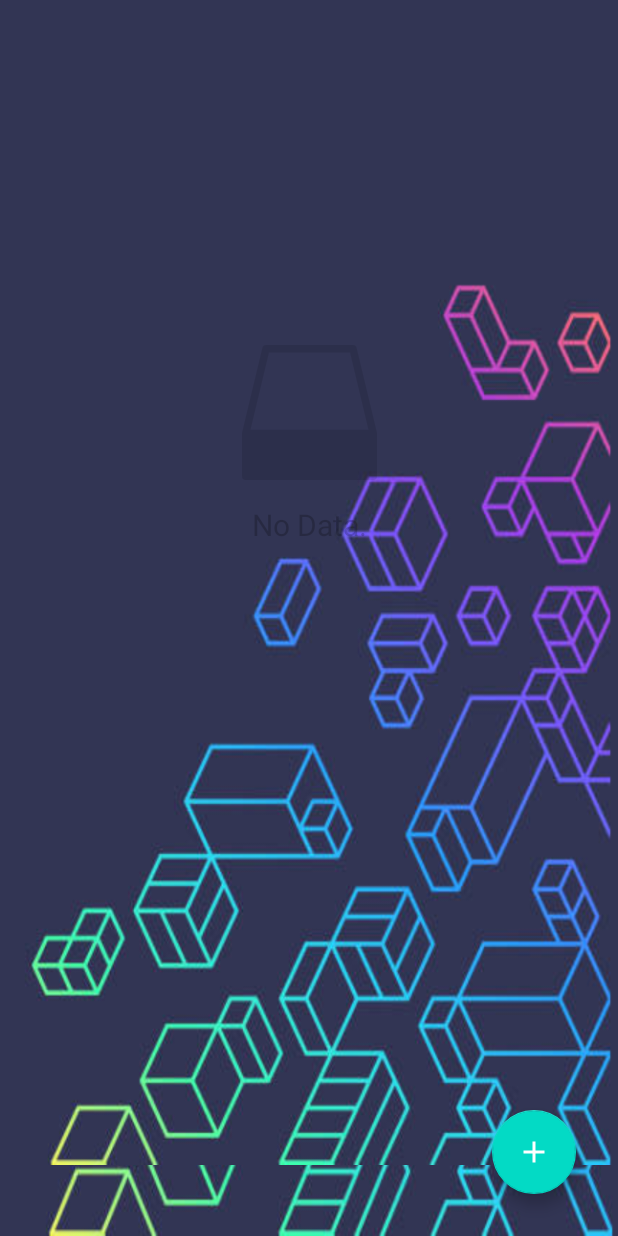
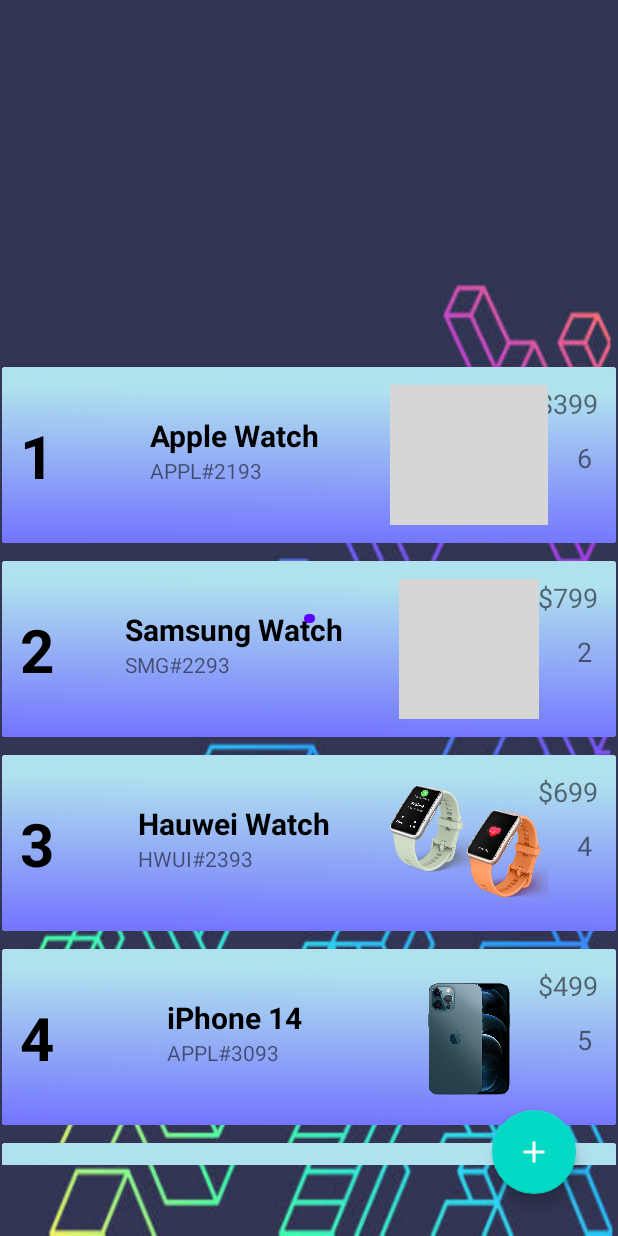
Before and after one commit to d2rgaming-9000/OnlineProductsApp-categories, an Android app: the ItemView screen opened directly, with no data from a screen before it, on a phone screen of 412 x 824 dp. Run offline under Robolectric (Android 15) with nearby library versions, the phone set to English and light mode, and no system bars; our stand-ins replace Picasso; grey boxes are pictures that could not be loaded.

Commit message:
updated 3.5
Update 3.5 with pictures added to the items,
various other fixes,

```diff
--- a/app/src/main/java/com/rajendra/onlineproductsapp/DBHelper.java
+++ b/app/src/main/java/com/rajendra/onlineproductsapp/DBHelper.java
@@ -73,13 +73,13 @@ public class DBHelper extends SQLiteOpenHelper{
         DB.execSQL(query);
 
         //Insert default DATA to items and products
-        DB.execSQL("INSERT INTO " + TABLE_NAME1 + "(product_id, product_type, product_specifier, product_range, prod_qty) VALUES (5, 'JPN-LMTD Watch', 'JPN#2593', '$299', 1, R.Drawable.prod)");
-        DB.execSQL("INSERT INTO " + TABLE_NAME1 + "(product_id, product_type, product_specifier, product_range, prod_qty, prod_img) VALUES (2, 'Samsung Watch', 'SMG#2293', '$799', 2,R.Drawbale.prod1)");
-        DB.execSQL("INSERT INTO " + TABLE_NAME1 + "(product_id, product_type, product_specifier, product_range, prod_qty) VALUES (3, 'Hauwei Watch', 'HWUI#2393', '$699', 4, R.Drawable.prod2)");
-        DB.execSQL("INSERT INTO " + TABLE_NAME1 + "(product_id, product_type, product_specifier, product_range, prod_qty) VALUES (4, 'iPhone 14', 'APPL#3093', '$499', 5, R.Drawable.prod3)");
-        DB.execSQL("INSERT INTO " + TABLE_NAME1 + "(product_id, product_type, product_specifier, product_range, prod_qty, prod_img) VALUES (1, 'Apple Watch', 'APPL#2193', '$399', 6, R.Drawable.prod4)");
-        DB.execSQL("INSERT INTO " + TABLE_NAME1 + "(product_id, product_type, product_specifier, product_range, prod_qty) VALUES (6, 'Hauwei Pro', 'HWUI#2690', '$699', 4, R.Drawable.prod5)");
-        DB.execSQL("INSERT INTO " + TABLE_NAME1 + "(product_id, product_type, product_specifier, product_range, prod_qty) VALUES (7, 'Galaxy Watch Pro', 'GLX#2793', '$699', 3, R.Drawable.prod6)");
+        DB.execSQL("INSERT INTO " + TABLE_NAME1 + "(product_id, product_type, product_specifier, product_range, prod_qty) VALUES (5, 'JPN-LMTD Watch', 'JPN#2593', '$299', 1)");
+        DB.execSQL("INSERT INTO " + TABLE_NAME1 + "(product_id, product_type, product_specifier, product_range, prod_qty) VALUES (2, 'Samsung Watch', 'SMG#2293', '$799', 2)");
+        DB.execSQL("INSERT INTO " + TABLE_NAME1 + "(product_id, product_type, product_specifier, product_range, prod_qty) VALUES (3, 'Hauwei Watch', 'HWUI#2393', '$699', 4)");
+        DB.execSQL("INSERT INTO " + TABLE_NAME1 + "(product_id, product_type, product_specifier, product_range, prod_qty) VALUES (4, 'iPhone 14', 'APPL#3093', '$499', 5)");
+        DB.execSQL("INSERT INTO " + TABLE_NAME1 + "(product_id, product_type, product_specifier, product_range, prod_qty) VALUES (1, 'Apple Watch', 'APPL#2193', '$399', 6)");
+        DB.execSQL("INSERT INTO " + TABLE_NAME1 + "(product_id, product_type, product_specifier, product_range, prod_qty) VALUES (6, 'Hauwei Pro', 'HWUI#2690', '$699', 4)");
+        DB.execSQL("INSERT INTO " + TABLE_NAME1 + "(product_id, product_type, product_specifier, product_range, prod_qty) VALUES (7, 'Galaxy Watch Pro', 'GLX#2793', '$699', 3)");
 
 
         //for users and admins
--- a/app/src/main/java/com/rajendra/onlineproductsapp/ItemView.java
+++ b/app/src/main/java/com/rajendra/onlineproductsapp/ItemView.java
@@ -3,23 +3,19 @@ package com.rajendra.onlineproductsapp;
 import androidx.annotation.Nullable;
 import androidx.appcompat.app.AlertDialog;
 import androidx.appcompat.app.AppCompatActivity;
-import androidx.constraintlayout.widget.Constraints;
 import androidx.recyclerview.widget.LinearLayoutManager;
 import androidx.recyclerview.widget.RecyclerView;
 
 import android.content.DialogInterface;
 import android.content.Intent;
 import android.database.Cursor;
-import android.database.sqlite.SQLiteDatabase;
 import android.os.Bundle;
-import android.view.ContextMenu;
 import android.view.Menu;
 import android.view.MenuInflater;
 import android.view.MenuItem;
 import android.view.View;
 import android.widget.ImageView;
 import android.widget.TextView;
-import android.widget.Toast;
 
 import com.google.android.material.floatingactionbutton.FloatingActionButton;
 import com.rajendra.onlineproductsapp.adapter.CustomAdapter;
@@ -34,10 +30,16 @@ public class ItemView extends AppCompatActivity {
     ProductAdapter productAdapter;
     ImageView empty_imageview;
     TextView no_data;
+    ImageView visible_img;
 
     DBHelper myDB;
 
-    ArrayList<String> product_id, product_type, product_specifier, product_ranges, prod_qty, prod_img;
+    ArrayList<String> product_id;
+    ArrayList<String> product_type;
+    ArrayList<String> product_specifier;
+    ArrayList<String> product_ranges;
+    ArrayList<String> prod_qty;
+    ArrayList<Integer> prod_img;
     CustomAdapter customAdapter;
 
     @Override
@@ -49,6 +51,7 @@ public class ItemView extends AppCompatActivity {
         add_button = findViewById(R.id.add_button);
         empty_imageview = findViewById(R.id.empty_imageview);
         no_data = findViewById(R.id.no_data);
+        visible_img = findViewById(R.id.visible_img);
 
         add_button.setOnClickListener(new View.OnClickListener() {
             @Override
@@ -63,7 +66,7 @@ public class ItemView extends AppCompatActivity {
         product_specifier = new ArrayList<>();
         product_ranges = new ArrayList<>();
         prod_qty = new ArrayList<>();
-        prod_img = new ArrayList<>();
+        prod_img = new ArrayList<Integer>();
 
         storeDataInArrays();
 
@@ -109,8 +112,18 @@ public class ItemView extends AppCompatActivity {
                 product_specifier.add(cursor.getString(2));
                 product_ranges.add(cursor.getString(3));
                 prod_qty.add(cursor.getString(4));
-                prod_img.add(cursor.getString(5));
+                //add images
+                try {
+                    prod_img.add((R.drawable.prod1), 0);
+                    prod_img.add((R.drawable.prod2), 0);
+                    prod_img.add((R.drawable.prod3), 0);
+                    prod_img.add((R.drawable.prod4), 0);
+                    prod_img.add((R.drawable.prod5), 0);
+                    prod_img.add((R.drawable.prod6), 0);
 
+                } catch (Exception e) {
+                    e.printStackTrace();
+                }
             }
             empty_imageview.setVisibility(View.GONE);
             no_data.setVisibility(View.GONE);
--- a/app/src/main/java/com/rajendra/onlineproductsapp/adapter/CustomAdapter.java
+++ b/app/src/main/java/com/rajendra/onlineproductsapp/adapter/CustomAdapter.java
@@ -58,17 +58,52 @@ public class CustomAdapter extends RecyclerView.Adapter<CustomAdapter.MyViewHold
 
     @RequiresApi(api = Build.VERSION_CODES.M)
     @Override
-    public void onBindViewHolder(@NonNull final MyViewHolder holder, final int position) {
+    public void onBindViewHolder(@NonNull final MyViewHolder holder, final int i) {
 
-        holder.product_id_txt.setText(String.valueOf(product_id.get(position)));
-        holder.product_type_txt.setText(String.valueOf(product_type.get(position)));
-        holder.product_specifier_txt.setText(String.valueOf(product_specifier.get(position)));
-        holder.product_range_txt.setText(String.valueOf(product_range.get(position)));
-        holder.product_qty_txt.setText(String.valueOf(prod_qty.get(position)));
+
+        holder.product_id_txt.setText(String.valueOf(product_id.get(i)));
+        holder.product_type_txt.setText(String.valueOf(product_type.get(i)));
+        holder.product_specifier_txt.setText(String.valueOf(product_specifier.get(i)));
+        holder.product_range_txt.setText(String.valueOf(product_range.get(i)));
+        holder.product_qty_txt.setText(String.valueOf(prod_qty.get(i)));
         try {
-            holder.product_img_src.setImageResource((Integer) prod_img.get(position));
+            //holder.product_img_src.setImageResource((Integer) prod_img.get(position));
             // holder.product_img_src.setImageDrawable().getContext.getResources().getDrawable(prod_img.get(position));
             //Picasso.with(context).load(String.valueOf(prod_img.get(position))).into((Target) prod_img);
+
+            //inserting images
+            if (i == 0)
+            {
+                holder.product_img_src.setImageResource(R.drawable.prod);
+            }
+
+            if (i == 1)
+            {
+                holder.product_img_src.setImageResource(R.drawable.prod1);
+            }
+            if (i == 2)
+            {
+                holder.product_img_src.setImageResource(R.drawable.prod2);
+            }
+            if (i == 3)
+            {
+                holder.product_img_src.setImageResource(R.drawable.prod3);
+            }
+
+            if (i == 4)
+            {
+                holder.product_img_src.setImageResource(R.drawable.prod4);
+            }
+            if (i == 5)
+            {
+                holder.product_img_src.setImageResource(R.drawable.prod5);
+            }
+
+            if (i == 6)
+            {
+                holder.product_img_src.setImageResource(R.drawable.prod6);
+            }
+
         } catch (NullPointerException e) {
             e.printStackTrace();
             Toast.makeText(context, "Unable to load images.", Toast.LENGTH_SHORT).show();
@@ -79,14 +114,14 @@ public class CustomAdapter extends RecyclerView.Adapter<CustomAdapter.MyViewHold
             @Override
             public void onClick(View view) {
                 Intent intent = new Intent(context, Productdetails.class);
-                intent.putExtra("id", String.valueOf(product_id.get(position)));
-                intent.putExtra("type", String.valueOf(product_type.get(position)));
-                intent.putExtra("specifier", String.valueOf(product_specifier.get(position)));
-                intent.putExtra("range", String.valueOf(product_range.get(position)));
-                intent.putExtra("prod_qty", String.valueOf(prod_qty.get(position)));
+                intent.putExtra("id", String.valueOf(product_id.get(i)));
+                intent.putExtra("type", String.valueOf(product_type.get(i)));
+                intent.putExtra("specifier", String.valueOf(product_specifier.get(i)));
+                intent.putExtra("range", String.valueOf(product_range.get(i)));
+                intent.putExtra("prod_qty", String.valueOf(prod_qty.get(i)));
 
                 try {
-                    intent.putExtra("prod_img", String.valueOf(prod_img.get(position)));
+                    intent.putExtra("prod_img", String.valueOf(prod_img.get(i)));
                 } catch (NullPointerException e) {
                     e.printStackTrace();
                 }
--- a/app/src/main/res/layout/item_view.xml
+++ b/app/src/main/res/layout/item_view.xml
@@ -55,4 +55,14 @@
         app:layout_constraintStart_toStartOf="parent"
         app:layout_constraintTop_toBottomOf="@+id/empty_imageview" />
 
+    <ImageView
+        android:id="@+id/visible_img"
+        android:layout_width="7dp"
+        android:layout_height="6dp"
+        app:layout_constraintBottom_toBottomOf="parent"
+        app:layout_constraintEnd_toEndOf="parent"
+        app:layout_constraintStart_toStartOf="parent"
+        app:layout_constraintTop_toTopOf="parent"
+        app:srcCompat="@drawable/box" />
+
 </androidx.constraintlayout.widget.ConstraintLayout>
```
